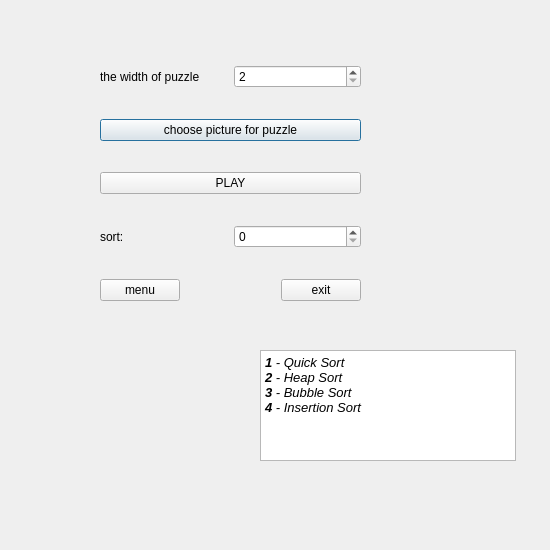
This is Lab_2/Refactored/forpleasure.ui in knu-5-tochanenko/SoftwareReengineering as Qt 5 draws it before an edit. The edited form follows.
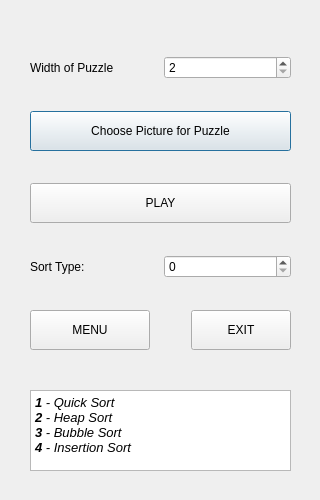
This is the edited form.

Commit message: Redesign For Pleasure Page

Patch:
```diff
--- a/Lab_2/Refactored/forpleasure.ui
+++ b/Lab_2/Refactored/forpleasure.ui
@@ -6,20 +6,20 @@
    <rect>
     <x>0</x>
     <y>0</y>
-    <width>550</width>
-    <height>550</height>
+    <width>320</width>
+    <height>500</height>
    </rect>
   </property>
   <property name="minimumSize">
    <size>
-    <width>550</width>
-    <height>550</height>
+    <width>320</width>
+    <height>500</height>
    </size>
   </property>
   <property name="maximumSize">
    <size>
-    <width>550</width>
-    <height>550</height>
+    <width>320</width>
+    <height>500</height>
    </size>
   </property>
   <property name="windowTitle">
@@ -28,10 +28,10 @@
   <widget class="QWidget" name="verticalLayoutWidget">
    <property name="geometry">
     <rect>
-     <x>100</x>
-     <y>40</y>
+     <x>30</x>
+     <y>30</y>
      <width>261</width>
-     <height>291</height>
+     <height>351</height>
     </rect>
    </property>
    <layout class="QVBoxLayout" name="verticalLayout_puzzleSettings">
@@ -40,7 +40,7 @@
       <item>
        <widget class="QLabel" name="label_puzzleSize">
         <property name="text">
-         <string>the width of puzzle</string>
+         <string>Width of Puzzle</string>
         </property>
        </widget>
       </item>
@@ -58,8 +58,14 @@
     </item>
     <item>
      <widget class="QPushButton" name="pushButton_selectPicture">
+      <property name="minimumSize">
+       <size>
+        <width>0</width>
+        <height>40</height>
+       </size>
+      </property>
       <property name="text">
-       <string>choose picture for puzzle</string>
+       <string>Choose Picture for Puzzle</string>
       </property>
      </widget>
     </item>
@@ -68,6 +74,12 @@
     </item>
     <item>
      <widget class="QPushButton" name="pushButton_play">
+      <property name="minimumSize">
+       <size>
+        <width>0</width>
+        <height>40</height>
+       </size>
+      </property>
       <property name="text">
        <string>PLAY</string>
       </property>
@@ -78,7 +90,7 @@
       <item>
        <widget class="QLabel" name="label_sort">
         <property name="text">
-         <string>sort:</string>
+         <string>Sort Type:</string>
         </property>
        </widget>
       </item>
@@ -91,8 +103,14 @@
      <layout class="QHBoxLayout" name="horizontalLayout_pageButtons">
       <item>
        <widget class="QPushButton" name="pushButton_menu">
+        <property name="minimumSize">
+         <size>
+          <width>120</width>
+          <height>40</height>
+         </size>
+        </property>
         <property name="text">
-         <string>menu</string>
+         <string>MENU</string>
         </property>
        </widget>
       </item>
@@ -111,8 +129,14 @@
       </item>
       <item>
        <widget class="QPushButton" name="pushButton_exit">
+        <property name="minimumSize">
+         <size>
+          <width>100</width>
+          <height>40</height>
+         </size>
+        </property>
         <property name="text">
-         <string>exit</string>
+         <string>EXIT</string>
         </property>
        </widget>
       </item>
@@ -123,10 +147,10 @@
   <widget class="QTextBrowser" name="textBrowser_aboutSorting">
    <property name="geometry">
     <rect>
-     <x>260</x>
-     <y>350</y>
-     <width>256</width>
-     <height>111</height>
+     <x>30</x>
+     <y>390</y>
+     <width>261</width>
+     <height>81</height>
     </rect>
    </property>
    <property name="html">
```
The commit also changes 2 other files.
